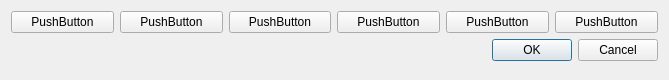
This is Src/Window/fullsheetspartlistoptions.ui in tobiasfalk/KiCAD-FreeCAD-TechDraw-Template-Generator as Qt 5 draws it before an edit. The edited form follows.
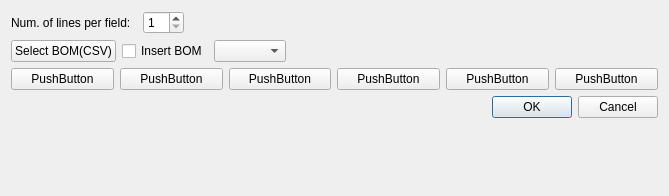
This is the edited form.

```diff
--- a/Src/Window/fullsheetspartlistoptions.ui
+++ b/Src/Window/fullsheetspartlistoptions.ui
@@ -7,13 +7,78 @@
     <x>0</x>
     <y>0</y>
     <width>669</width>
-    <height>80</height>
+    <height>196</height>
    </rect>
   </property>
   <property name="windowTitle">
    <string>Dialog</string>
   </property>
   <layout class="QVBoxLayout" name="verticalLayout">
+   <item>
+    <layout class="QHBoxLayout" name="horizontalLayout_2">
+     <item>
+      <widget class="QLabel" name="label">
+       <property name="text">
+        <string>Num. of lines per field:  </string>
+       </property>
+      </widget>
+     </item>
+     <item>
+      <widget class="QSpinBox" name="FullPartsListNumLinesPerFieldSpinBox">
+       <property name="minimum">
+        <number>1</number>
+       </property>
+      </widget>
+     </item>
+     <item>
+      <spacer name="horizontalSpacer">
+       <property name="orientation">
+        <enum>Qt::Horizontal</enum>
+       </property>
+       <property name="sizeHint" stdset="0">
+        <size>
+         <width>40</width>
+         <height>20</height>
+        </size>
+       </property>
+      </spacer>
+     </item>
+    </layout>
+   </item>
+   <item>
+    <layout class="QHBoxLayout" name="horizontalLayout_3">
+     <item>
+      <widget class="QPushButton" name="selectCSVBOMpushButton">
+       <property name="text">
+        <string>Select BOM(CSV)</string>
+       </property>
+      </widget>
+     </item>
+     <item>
+      <widget class="QCheckBox" name="insertBomCheckBox">
+       <property name="text">
+        <string>Insert BOM</string>
+       </property>
+      </widget>
+     </item>
+     <item>
+      <widget class="QComboBox" name="csvBOMComboBox"/>
+     </item>
+     <item>
+      <spacer name="horizontalSpacer_2">
+       <property name="orientation">
+        <enum>Qt::Horizontal</enum>
+       </property>
+       <property name="sizeHint" stdset="0">
+        <size>
+         <width>40</width>
+         <height>20</height>
+        </size>
+       </property>
+      </spacer>
+     </item>
+    </layout>
+   </item>
    <item>
     <layout class="QHBoxLayout" name="horizontalLayout">
      <item>
```
